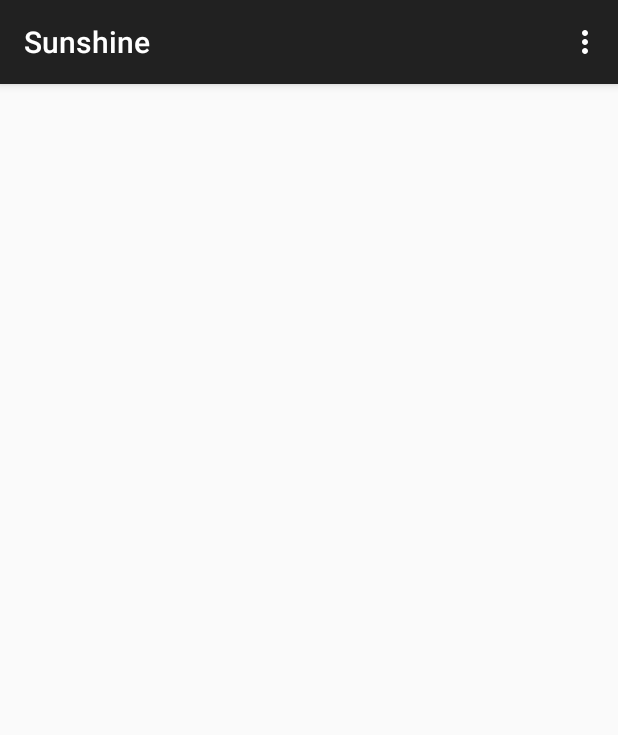
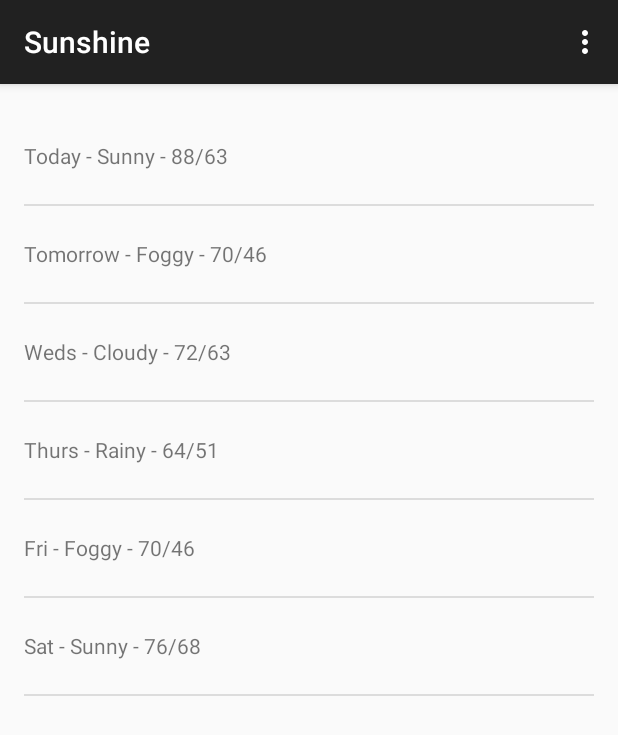
Before and after one commit to Harmannz/Sunshine_App, an Android app: the screen it shows after launch (MainActivity), on a phone screen of 412 x 824 dp. Shown: the top 735 px of the screen. Run offline under Robolectric (Android 15) with nearby library versions, the phone set to English and light mode, and no system bars.

Commit message:
Added ArrayAdapter to fragment and also added the ArrayAdapter to the list view so that it can be populated by fake data as of now.

```diff
--- a/app/src/main/java/com/example/android/sunshine/app/MainActivity.java
+++ b/app/src/main/java/com/example/android/sunshine/app/MainActivity.java
@@ -8,6 +8,8 @@ import android.view.Menu;
 import android.view.MenuItem;
 import android.view.View;
 import android.view.ViewGroup;
+import android.widget.ArrayAdapter;
+import android.widget.ListView;
 
 import java.util.ArrayList;
 import java.util.Arrays;
@@ -70,6 +72,22 @@ public class MainActivity extends ActionBarActivity {
             //create an array of fake week forecast
             List<String> weekForecast = new ArrayList<String>(Arrays.asList(tempData));
 
+            //Here we have declared an arrayAdapter for populating the textviews in the listview
+            ArrayAdapter<String> mForecastAdapter =
+                    new ArrayAdapter<String>(
+                            //the current context (parent of fragment), for using the system stuff
+                            this.getActivity(),
+                            //ID of the layout to use when populating
+                            R.layout.list_item_forecast,
+                            //ID of the textview to populate inside the layout
+                            R.id.list_item_forecast_textview,
+                            //raw data used to populate
+                            weekForecast
+                    );
+
+            ListView listViewForecast = (ListView) rootView.findViewById(R.id.ListView_forecast); //here we find listview
+            listViewForecast.setAdapter(mForecastAdapter); //set adapter to arrayadapter
+
             return rootView;
         }
     }
--- a/app/src/main/res/layout/fragment_main.xml
+++ b/app/src/main/res/layout/fragment_main.xml
@@ -11,7 +11,7 @@ tools:context=".MainActivity$PlaceholderFragment">
 
 
 <ListView
-    android:id="@+id/listview_forecast"
+    android:id="@+id/ListView_forecast"
     android:layout_width="match_parent"
     android:layout_height="match_parent" />
 
--- a/app/src/main/res/layout/list_item_forecast.xml
+++ b/app/src/main/res/layout/list_item_forecast.xml
@@ -1,8 +1,10 @@
 <?xml version="1.0" encoding="utf-8"?>
 <TextView xmlns:android="http://schemas.android.com/apk/res/android"
+    android:id="@+id/list_item_forecast_textview"
     android:layout_width="match_parent"
     android:layout_height="match_parent"
-    android:minHeight="?android:attr/listPreferredItemHeight"
     android:gravity="center_vertical"
-    android:id="@+id/list_item_forecast_textview">
+    android:minHeight="?android:attr/listPreferredItemHeight">
+
+
 </TextView>
```
